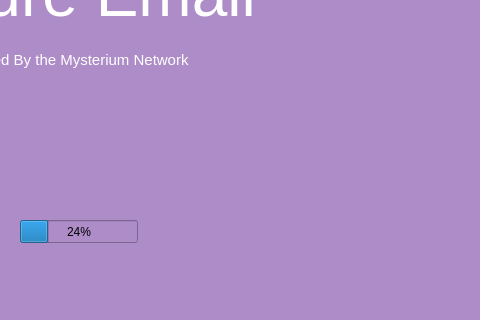
This is qt/Email/mainwindow.ui in Developer-Dewd/mysterium-email as Qt 5 draws it before an edit; both pictures show x 320 to 800 and y 280 to 600 of the 800 by 600 pixel window. The edited form follows.
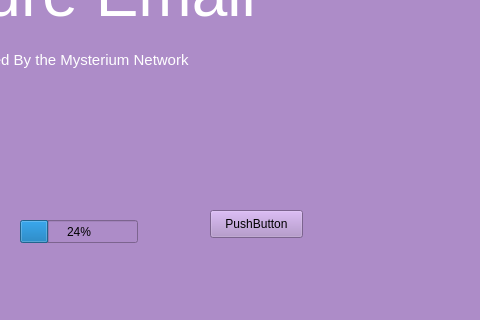
This is the edited form. Icons and pictures are not drawn.

```diff
--- a/qt/Email/mainwindow.ui
+++ b/qt/Email/mainwindow.ui
@@ -115,6 +115,19 @@
      <string>&lt;html&gt;&lt;head/&gt;&lt;body&gt;&lt;p align=&quot;center&quot;&gt;&lt;span style=&quot; color:#ffffff;&quot;&gt;Powered By the Mysterium Network&lt;/span&gt;&lt;/p&gt;&lt;/body&gt;&lt;/html&gt;</string>
     </property>
    </widget>
+   <widget class="QPushButton" name="pushButton">
+    <property name="geometry">
+     <rect>
+      <x>530</x>
+      <y>490</y>
+      <width>93</width>
+      <height>28</height>
+     </rect>
+    </property>
+    <property name="text">
+     <string>PushButton</string>
+    </property>
+   </widget>
   </widget>
   <widget class="QMenuBar" name="menubar">
    <property name="geometry">
```
